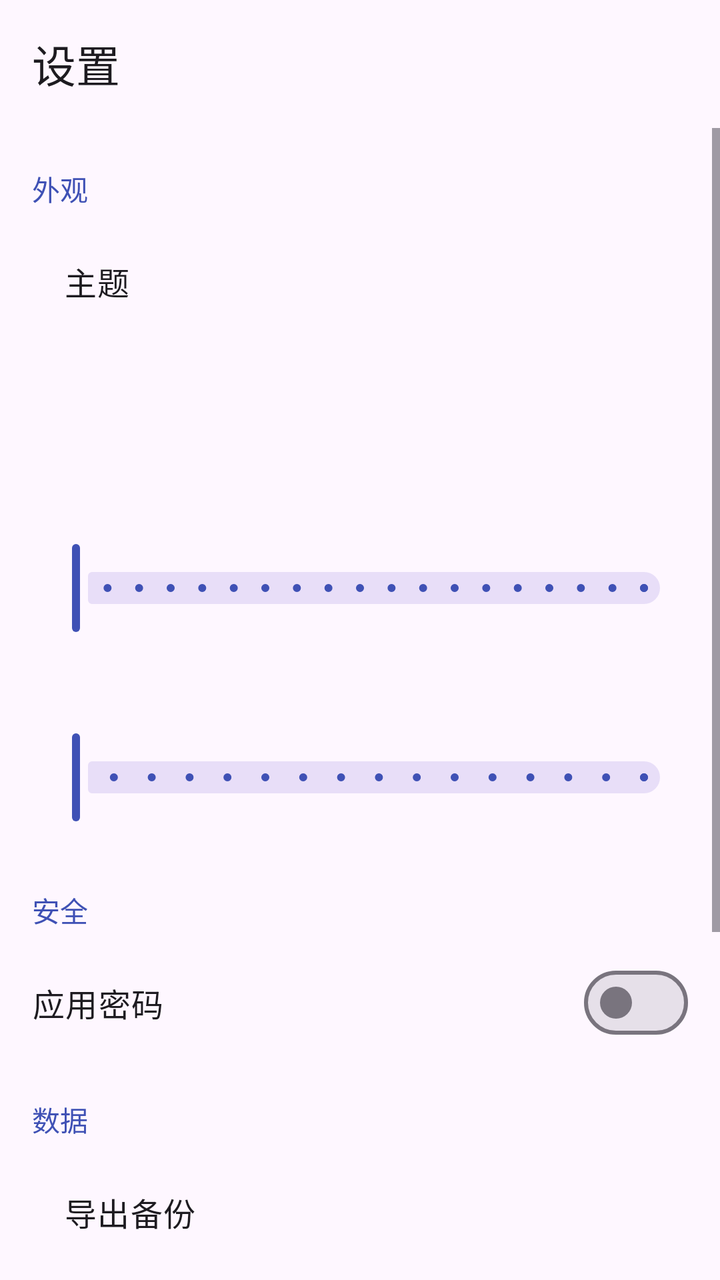
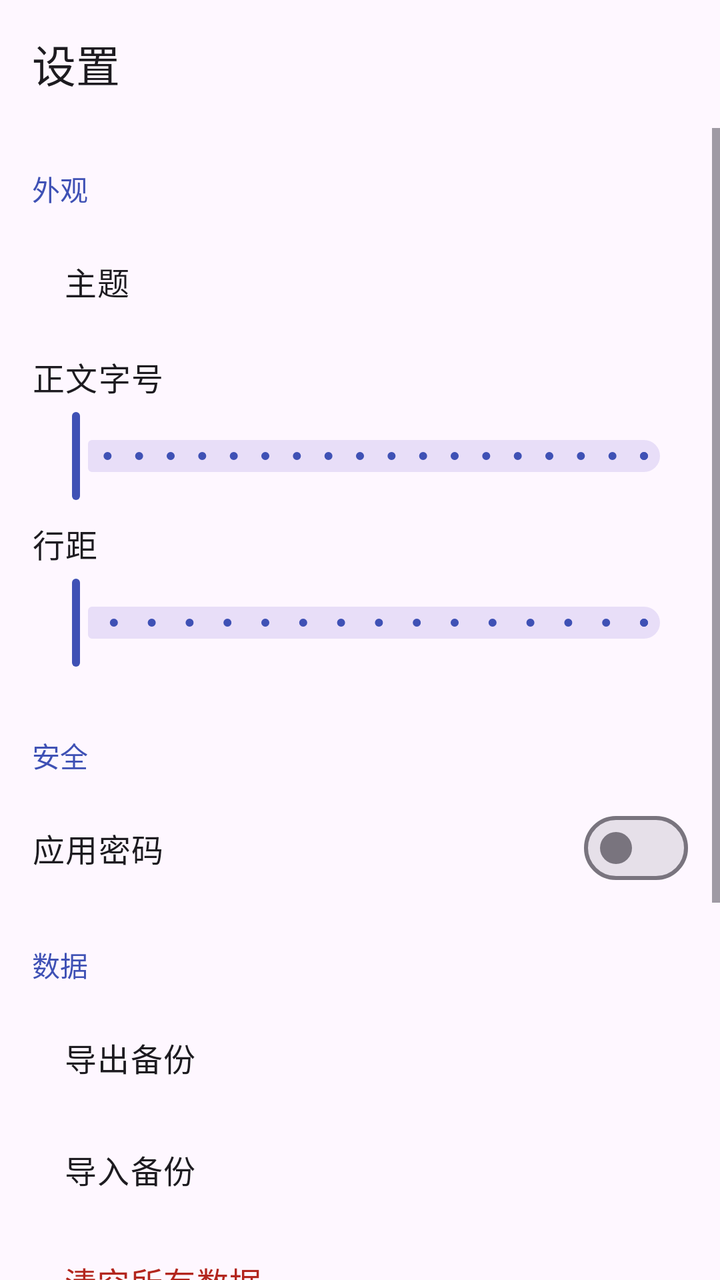

The first picture is an Android layout as it rendered before a commit; the second is the same layout after the commit. The layout source and the unified diff follow.
<!-- AndroidManifest.xml: application theme Theme.Jianji -->
<!-- res/layout/activity_settings.xml -->
<?xml version="1.0" encoding="utf-8"?>
<LinearLayout xmlns:android="http://schemas.android.com/apk/res/android"
    xmlns:app="http://schemas.android.com/apk/res-auto"
    android:layout_width="match_parent"
    android:layout_height="match_parent"
    android:orientation="vertical">

    <com.google.android.material.appbar.AppBarLayout
        android:layout_width="match_parent"
        android:layout_height="wrap_content">

        <com.google.android.material.appbar.MaterialToolbar
            android:id="@+id/toolbar"
            android:layout_width="match_parent"
            android:layout_height="?attr/actionBarSize"
            android:background="?attr/colorSurface"
            app:title="@string/title_settings"
            app:titleTextColor="?attr/colorOnSurface" />

    </com.google.android.material.appbar.AppBarLayout>

    <ScrollView
        android:layout_width="match_parent"
        android:layout_height="0dp"
        android:layout_weight="1">

        <LinearLayout
            android:layout_width="match_parent"
            android:layout_height="wrap_content"
            android:orientation="vertical"
            android:paddingBottom="24dp">

            <TextView
                style="@style/SettingSection"
                android:text="@string/section_appearance" />

            <LinearLayout
                android:id="@+id/rowTheme"
                style="@style/SettingRow">

                <TextView
                    style="@style/SettingTitle"
                    android:text="@string/settings_theme" />

                <TextView
                    android:id="@+id/tvThemeValue"
                    style="@style/SettingValue" />
            </LinearLayout>

            <TextView
                android:id="@+id/tvFontSizeLabel"
                style="@style/SettingTitle"
                android:paddingTop="8dp"
                android:text="@string/settings_font_size_label" />

            <com.google.android.material.slider.Slider
                android:id="@+id/sliderFontSize"
                android:layout_width="match_parent"
                android:layout_height="wrap_content"
                android:layout_marginHorizontal="16dp"
                android:stepSize="1"
                android:valueFrom="12"
                android:valueTo="30" />

            <TextView
                android:id="@+id/tvLineSpacingLabel"
                style="@style/SettingTitle"
                android:text="@string/settings_line_spacing_label" />

            <com.google.android.material.slider.Slider
                android:id="@+id/sliderLineSpacing"
                android:layout_width="match_parent"
                android:layout_height="wrap_content"
                android:layout_marginHorizontal="16dp"
                android:layout_marginBottom="12dp"
                android:stepSize="0.1"
                android:valueFrom="1.0"
                android:valueTo="2.5" />

            <TextView
                style="@style/SettingSection"
                android:text="@string/section_security" />

            <com.google.android.material.materialswitch.MaterialSwitch
                android:id="@+id/switchPasscode"
                android:layout_width="match_parent"
                android:layout_height="wrap_content"
                android:minHeight="56dp"
                android:paddingStart="16dp"
                android:paddingEnd="16dp"
                android:text="@string/settings_passcode"
                android:textAppearance="?attr/textAppearanceBodyLarge" />

            <TextView
                style="@style/SettingSection"
                android:text="@string/section_data" />

            <LinearLayout
                android:id="@+id/rowExport"
                style="@style/SettingRow">

                <TextView
                    style="@style/SettingTitle"
                    android:text="@string/settings_export" />
            </LinearLayout>

            <LinearLayout
                android:id="@+id/rowImport"
                style="@style/SettingRow">

                <TextView
                    style="@style/SettingTitle"
                    android:text="@string/settings_import" />
            </LinearLayout>

            <LinearLayout
                android:id="@+id/rowClear"
                style="@style/SettingRow">

                <TextView
                    style="@style/SettingTitle"
                    android:text="@string/settings_clear"
                    android:textColor="?attr/colorError" />
            </LinearLayout>

            <TextView
                style="@style/SettingSection"
                android:text="@string/section_about" />

            <TextView
                android:id="@+id/tvVersion"
                style="@style/SettingTitle"
                android:paddingBottom="8dp" />

            <TextView
                style="@style/SettingValue"
                android:layout_width="match_parent"
                android:paddingStart="16dp"
                android:paddingEnd="16dp"
                android:text="@string/about_desc" />

        </LinearLayout>
    </ScrollView>

</LinearLayout>
<!-- resources referenced by this layout -->
<resources>
  <string name="about_desc">本地便签，免费、无广告、无登录、无会员。数据只保存在你的设备上。</string>
  <string name="section_about">关于</string>
  <string name="section_appearance">外观</string>
  <string name="section_data">数据</string>
  <string name="section_security">安全</string>
  <string name="settings_clear">清空所有数据</string>
  <string name="settings_export">导出备份</string>
  <string name="settings_font_size_label">正文字号</string>
  <string name="settings_import">导入备份</string>
  <string name="settings_line_spacing_label">行距</string>
  <string name="settings_passcode">应用密码</string>
  <string name="settings_theme">主题</string>
  <string name="title_settings">设置</string>
  <style name="SettingRow">
          <item name="android:layout_width">match_parent</item>
          <item name="android:layout_height">56dp</item>
          <item name="android:orientation">horizontal</item>
          <item name="android:gravity">center_vertical</item>
          <item name="android:paddingStart">16dp</item>
          <item name="android:paddingEnd">16dp</item>
          <item name="android:background">?attr/selectableItemBackground</item>
          <item name="android:clickable">true</item>
          <item name="android:focusable">true</item>
      </style>
  <style name="SettingSection">
          <item name="android:layout_width">match_parent</item>
          <item name="android:layout_height">wrap_content</item>
          <item name="android:paddingStart">16dp</item>
          <item name="android:paddingTop">20dp</item>
          <item name="android:paddingEnd">16dp</item>
          <item name="android:paddingBottom">8dp</item>
          <item name="android:textAppearance">?attr/textAppearanceTitleSmall</item>
          <item name="android:textColor">?attr/colorPrimary</item>
      </style>
  <style name="SettingTitle">
          <item name="android:layout_width">0dp</item>
          <item name="android:layout_height">wrap_content</item>
          <item name="android:layout_weight">1</item>
          <item name="android:paddingStart">16dp</item>
          <item name="android:paddingEnd">16dp</item>
          <item name="android:textAppearance">?attr/textAppearanceBodyLarge</item>
          <item name="android:textColor">?attr/colorOnSurface</item>
      </style>
  <style name="SettingValue">
          <item name="android:layout_width">wrap_content</item>
          <item name="android:layout_height">wrap_content</item>
          <item name="android:textAppearance">?attr/textAppearanceBodyMedium</item>
          <item name="android:textColor">?android:attr/textColorSecondary</item>
      </style>
  <style name="Theme.Jianji" parent="Theme.Material3.DayNight.NoActionBar">
          <item name="colorPrimary">@color/brand_primary</item>
          <item name="colorPrimaryContainer">@color/brand_primary_container</item>
          <item name="colorOnPrimaryContainer">@color/brand_on_primary_container</item>
      </style>
  <color name="brand_primary">#3F51B5</color>
  <color name="brand_primary_container">#E8EAF6</color>
  <color name="brand_on_primary_container">#1A237E</color>
</resources>

<!-- the commit's change to res/layout/activity_settings.xml (unified diff, before → after) -->
@@ -49,8 +49,7 @@
 
             <TextView
                 android:id="@+id/tvFontSizeLabel"
-                style="@style/SettingTitle"
-                android:paddingTop="8dp"
+                style="@style/SettingLabel"
                 android:text="@string/settings_font_size_label" />
 
             <com.google.android.material.slider.Slider
@@ -64,7 +63,7 @@
 
             <TextView
                 android:id="@+id/tvLineSpacingLabel"
-                style="@style/SettingTitle"
+                style="@style/SettingLabel"
                 android:text="@string/settings_line_spacing_label" />
 
             <com.google.android.material.slider.Slider
@@ -125,12 +124,28 @@
 
             <TextView
                 style="@style/SettingSection"
+                android:text="@string/webdav_section" />
+
+            <LinearLayout
+                android:id="@+id/rowWebdav"
+                style="@style/SettingRow">
+
+                <TextView
+                    style="@style/SettingTitle"
+                    android:text="@string/webdav_title" />
+
+                <TextView
+                    android:id="@+id/tvWebdavValue"
+                    style="@style/SettingValue" />
+            </LinearLayout>
+
+            <TextView
+                style="@style/SettingSection"
                 android:text="@string/section_about" />
 
             <TextView
                 android:id="@+id/tvVersion"
-                style="@style/SettingTitle"
-                android:paddingBottom="8dp" />
+                style="@style/SettingLabel" />
 
             <TextView
                 style="@style/SettingValue"
<!-- resource entries referenced after the edit -->
@@ -13,6 +13,18 @@
   <string name="settings_passcode">应用密码</string>
   <string name="settings_theme">主题</string>
   <string name="title_settings">设置</string>
+  <string name="webdav_section">云同步</string>
+  <string name="webdav_title">云同步（WebDAV）</string>
+  <style name="SettingLabel">
+          <item name="android:layout_width">match_parent</item>
+          <item name="android:layout_height">wrap_content</item>
+          <item name="android:paddingStart">16dp</item>
+          <item name="android:paddingTop">8dp</item>
+          <item name="android:paddingEnd">16dp</item>
+          <item name="android:paddingBottom">4dp</item>
+          <item name="android:textAppearance">?attr/textAppearanceBodyLarge</item>
+          <item name="android:textColor">?attr/colorOnSurface</item>
+      </style>
   <style name="SettingRow">
           <item name="android:layout_width">match_parent</item>
           <item name="android:layout_height">56dp</item>
